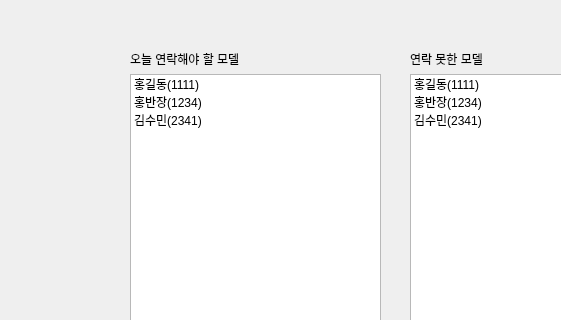
Above: mainwindow.ui from ghost488/newlinemodel before the change; both pictures show x 0 to 561 and y 0 to 320 of the 800 by 600 pixel window. Below: the same form after it.
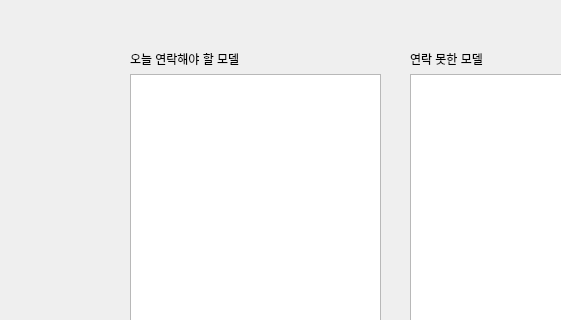
That is the form after the change.

Diff of the .ui file:
```diff
--- a/mainwindow.ui
+++ b/mainwindow.ui
@@ -33,21 +33,9 @@
      </item>
      <item>
       <widget class="QListWidget" name="listWidget_2">
-       <item>
-        <property name="text">
-         <string>홍길동(1111)</string>
-        </property>
-       </item>
-       <item>
-        <property name="text">
-         <string>홍반장(1234)</string>
-        </property>
-       </item>
-       <item>
-        <property name="text">
-         <string>김수민(2341)</string>
-        </property>
-       </item>
+       <property name="contextMenuPolicy">
+        <enum>Qt::ActionsContextMenu</enum>
+       </property>
       </widget>
      </item>
     </layout>
@@ -78,7 +66,7 @@
      <string>닫기</string>
     </property>
    </widget>
-   <widget class="QWidget" name="">
+   <widget class="QWidget" name="layoutWidget">
     <property name="geometry">
      <rect>
       <x>130</x>
@@ -97,21 +85,9 @@
      </item>
      <item>
       <widget class="QListWidget" name="listWidget">
-       <item>
-        <property name="text">
-         <string>홍길동(1111)</string>
-        </property>
-       </item>
-       <item>
-        <property name="text">
-         <string>홍반장(1234)</string>
-        </property>
-       </item>
-       <item>
-        <property name="text">
-         <string>김수민(2341)</string>
-        </property>
-       </item>
+       <property name="contextMenuPolicy">
+        <enum>Qt::ActionsContextMenu</enum>
+       </property>
       </widget>
      </item>
     </layout>
```
